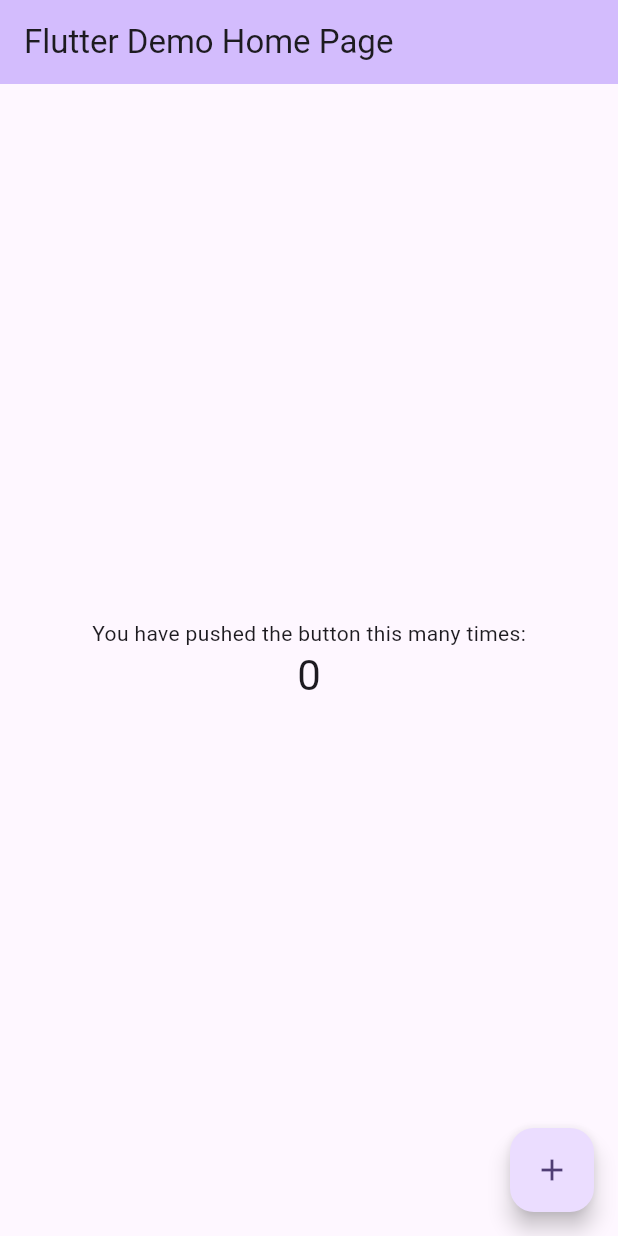
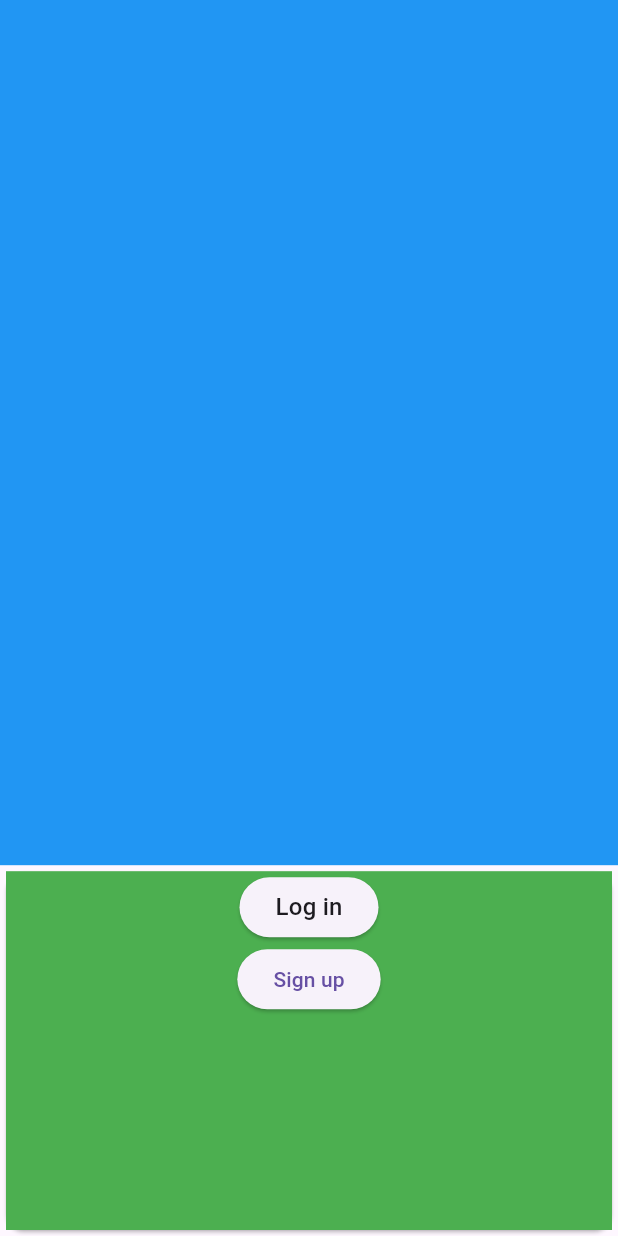
Before and after one commit to umutarpat/chat_app, a Flutter app: the screen it shows after launch, on a phone screen of 412 x 824 dp. Run offline on Flutter 3.47's test engine with Material 3 defaults, Android fonts, the phone set to English and light mode, and no system bars; our stand-ins replace go_router.

Commit message:
Added light theme, added offline font system, incase in future needed.

```diff
--- /dev/null
+++ b/lib/global/core/routes.dart
@@ -0,0 +1,13 @@
+import 'package:chat_app/modules/auth/presentation/pages/login_page.dart';
+import 'package:go_router/go_router.dart';
+
+final router = GoRouter(
+  initialLocation: '/login',
+  routes: [
+    GoRoute(
+      path: '/login',
+      name: '/login',
+      builder: (context, state) => LoginPage(),
+    ),
+  ],
+);
--- /dev/null
+++ b/lib/global/themes/light/light_theme.dart
@@ -0,0 +1,16 @@
+import 'package:flutter/material.dart';
+
+ThemeData lightTheme(BuildContext context) {
+  return ThemeData(
+    useMaterial3: true,
+    // Flutter uses roboto by default already, but we can override it with our own font in the future when necessary
+    // if gets the font through assets, this way online internet connection will not be necessary if we change the font in future.
+    fontFamily: 'roboto',
+    textTheme: TextTheme(
+      titleSmall: TextStyle(color: Colors.black, fontSize: 12),
+      titleMedium: TextStyle(fontSize: 16),
+      titleLarge: TextStyle(color: Colors.black, fontSize: 18),
+      bodyLarge: TextStyle(fontSize: 16, color: Colors.black),
+    ),
+  );
+}
--- a/lib/main.dart
+++ b/lib/main.dart
@@ -1,6 +1,9 @@
+import 'package:chat_app/global/core/routes.dart';
+import 'package:chat_app/global/themes/light/light_theme.dart';
 import 'package:flutter/material.dart';
 
 void main() {
+  WidgetsFlutterBinding.ensureInitialized();
   runApp(const MyApp());
 }
 
@@ -10,113 +13,11 @@ class MyApp extends StatelessWidget {
   // This widget is the root of your application.
   @override
   Widget build(BuildContext context) {
-    return MaterialApp(
-      title: 'Flutter Demo',
-      theme: ThemeData(
-        // This is the theme of your application.
-        //
-        // TRY THIS: Try running your application with "flutter run". You'll see
-        // the application has a purple toolbar. Then, without quitting the app,
-        // try changing the seedColor in the colorScheme below to Colors.green
-        // and then invoke "hot reload" (save your changes or press the "hot
-        // reload" button in a Flutter-supported IDE, or press "r" if you used
-        // the command line to start the app).
-        //
-        // Notice that the counter didn't reset back to zero; the application
-        // state is not lost during the reload. To reset the state, use hot
-        // restart instead.
-        //
-        // This works for code too, not just values: Most code changes can be
-        // tested with just a hot reload.
-        colorScheme: ColorScheme.fromSeed(seedColor: Colors.deepPurple),
-      ),
-      home: const MyHomePage(title: 'Flutter Demo Home Page'),
+    return MaterialApp.router(
+      routerConfig: router,
+      debugShowCheckedModeBanner: false,
+      title: 'Clusterix Chat App',
+      theme: lightTheme(context),
     );
   }
 }
-
-class MyHomePage extends StatefulWidget {
-  const MyHomePage({super.key, required this.title});
-
-  // This widget is the home page of your application. It is stateful, meaning
-  // that it has a State object (defined below) that contains fields that affect
-  // how it looks.
-
-  // This class is the configuration for the state. It holds the values (in this
-  // case the title) provided by the parent (in this case the App widget) and
-  // used by the build method of the State. Fields in a Widget subclass are
-  // always marked "final".
-
-  final String title;
-
-  @override
-  State<MyHomePage> createState() => _MyHomePageState();
-}
-
-class _MyHomePageState extends State<MyHomePage> {
-  int _counter = 0;
-
-  void _incrementCounter() {
-    setState(() {
-      // This call to setState tells the Flutter framework that something has
-      // changed in this State, which causes it to rerun the build method below
-      // so that the display can reflect the updated values. If we changed
-      // _counter without calling setState(), then the build method would not be
-      // called again, and so nothing would appear to happen.
-      _counter++;
-    });
-  }
-
-  @override
-  Widget build(BuildContext context) {
-    // This method is rerun every time setState is called, for instance as done
-    // by the _incrementCounter method above.
-    //
-    // The Flutter framework has been optimized to make rerunning build methods
-    // fast, so that you can just rebuild anything that needs updating rather
-    // than having to individually change instances of widgets.
-    return Scaffold(
-      appBar: AppBar(
-        // TRY THIS: Try changing the color here to a specific color (to
-        // Colors.amber, perhaps?) and trigger a hot reload to see the AppBar
-        // change color while the other colors stay the same.
-        backgroundColor: Theme.of(context).colorScheme.inversePrimary,
-        // Here we take the value from the MyHomePage object that was created by
-        // the App.build method, and use it to set our appbar title.
-        title: Text(widget.title),
-      ),
-      body: Center(
-        // Center is a layout widget. It takes a single child and positions it
-        // in the middle of the parent.
-        child: Column(
-          // Column is also a layout widget. It takes a list of children and
-          // arranges them vertically. By default, it sizes itself to fit its
-          // children horizontally, and tries to be as tall as its parent.
-          //
-          // Column has various properties to control how it sizes itself and
-          // how it positions its children. Here we use mainAxisAlignment to
-          // center the children vertically; the main axis here is the vertical
-          // axis because Columns are vertical (the cross axis would be
-          // horizontal).
-          //
-          // TRY THIS: Invoke "debug painting" (choose the "Toggle Debug Paint"
-          // action in the IDE, or press "p" in the console), to see the
-          // wireframe for each widget.
-          mainAxisAlignment: MainAxisAlignment.center,
-          children: <Widget>[
-            const Text('You have pushed the button this many times:'),
-            Text(
-              '$_counter',
-              style: Theme.of(context).textTheme.headlineMedium,
-            ),
-          ],
-        ),
-      ),
-      floatingActionButton: FloatingActionButton(
-        onPressed: _incrementCounter,
-        tooltip: 'Increment',
-        child: const Icon(Icons.add),
-      ), // This trailing comma makes auto-formatting nicer for build methods.
-    );
-  }
-}
--- /dev/null
+++ b/lib/modules/auth/presentation/pages/login_page.dart
@@ -0,0 +1,43 @@
+import 'package:flutter/material.dart';
+
+class LoginPage extends StatelessWidget {
+  const LoginPage({super.key});
+
+  @override
+  Widget build(BuildContext context) {
+    final size = MediaQuery.of(context).size;
+    return Scaffold(
+      body: Column(
+        children: [
+          Container(
+            color: Colors.blue,
+            width: double.infinity,
+            height: size.height * 0.7,
+          ),
+          Expanded(
+            child: Card(
+              child: Container(
+                padding: EdgeInsets.all(0),
+                width: double.infinity,
+                color: Colors.green,
+                child: Column(
+                  mainAxisSize: MainAxisSize.max,
+                  children: [
+                    ElevatedButton(
+                      onPressed: () {},
+                      child: Text(
+                        "Log in",
+                        style: Theme.of(context).textTheme.titleMedium,
+                      ),
+                    ),
+                    ElevatedButton(onPressed: () {}, child: Text("Sign up")),
+                  ],
+                ),
+              ),
+            ),
+          ),
+        ],
+      ),
+    );
+  }
+}
```
Also changed, not shown: pubspec.yaml (+8 -29 lines), assets/fonts/Roboto-Bold.ttf (added), assets/fonts/Roboto-Regular.ttf (added), 6 other files.
